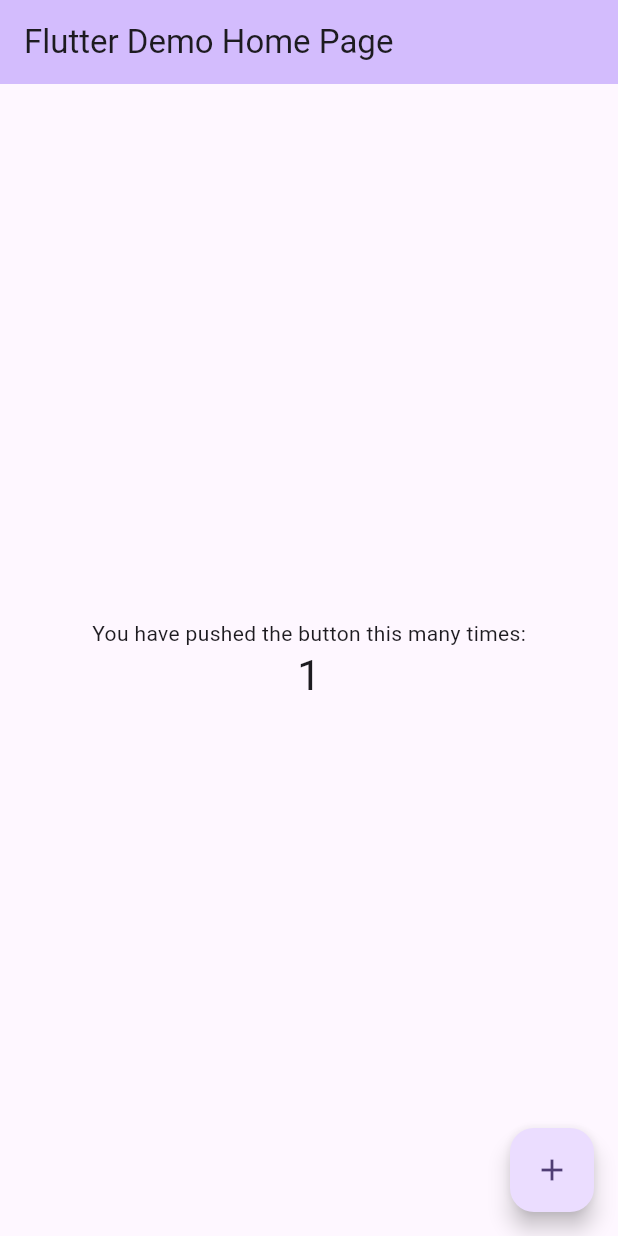
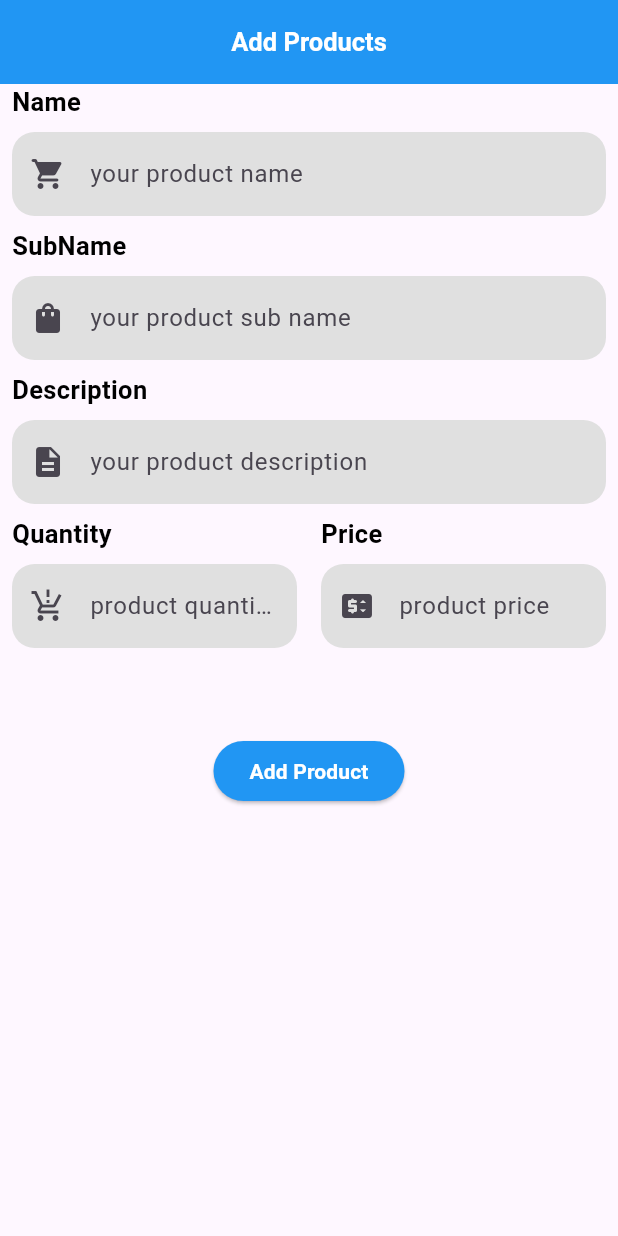
Before and after one commit to Marcsiva/isoftronics, a Flutter app: the screen it shows after launch, after a tap on the "add" icon, on a phone screen of 412 x 824 dp. Run offline on Flutter 3.47's test engine with Material 3 defaults, Android fonts, the phone set to English and light mode, and no system bars; our stand-ins replace cloud_firestore, firebase_core; accounts and stored records are empty.

Commit message:
task finish

```diff
--- /dev/null
+++ b/lib/controller/product_controller.dart
@@ -0,0 +1,38 @@
+import 'package:cloud_firestore/cloud_firestore.dart';
+import 'package:isoftronics_interview/model/product_model.dart';
+
+class ProductController {
+  final CollectionReference productCollection =
+      FirebaseFirestore.instance.collection("PRODUCT");
+
+  Future<void> createProductData(ProductModel model) async {
+    await productCollection.doc(model.id).set(model.toJson());
+  }
+
+  Future<List<ProductModel>> fetchProductData() async {
+    try {
+      QuerySnapshot<Object?> querySnapshot = await productCollection.get();
+      List<ProductModel> productList =
+          querySnapshot.docs.map((e) => ProductModel.fromJson(e)).toList();
+      return productList;
+    } catch (e) {
+      //ignore:avoid_print
+      print("Fetching Error: $e");
+      return [];
+    }
+  }
+
+  Future<void> updateProductData(ProductModel model) async {
+    try {
+      DocumentReference product = productCollection.doc(model.id);
+      await product.update(model.toJson());
+    } catch (e) {
+      //ignore:avoid_print
+      print("Error updating product data : $e");
+    }
+  }
+
+  Future<void> deleteProductData(String id) async {
+    await productCollection.doc(id).delete();
+  }
+}
--- a/lib/main.dart
+++ b/lib/main.dart
@@ -1,125 +1,24 @@
+import 'package:firebase_core/firebase_core.dart';
 import 'package:flutter/material.dart';
+import 'package:isoftronics_interview/firebase_options.dart';
+import 'package:isoftronics_interview/screens/product_list_screen.dart';
 
-void main() {
-  runApp(const MyApp());
+Future<void> main() async{
+WidgetsFlutterBinding.ensureInitialized();
+await  Firebase.initializeApp(
+  options: DefaultFirebaseOptions.currentPlatform
+);
+runApp(const MyApp());
 }
 
 class MyApp extends StatelessWidget {
   const MyApp({super.key});
 
-  // This widget is the root of your application.
   @override
   Widget build(BuildContext context) {
-    return MaterialApp(
-      title: 'Flutter Demo',
-      theme: ThemeData(
-        // This is the theme of your application.
-        //
-        // TRY THIS: Try running your application with "flutter run". You'll see
-        // the application has a purple toolbar. Then, without quitting the app,
-        // try changing the seedColor in the colorScheme below to Colors.green
-        // and then invoke "hot reload" (save your changes or press the "hot
-        // reload" button in a Flutter-supported IDE, or press "r" if you used
-        // the command line to start the app).
-        //
-        // Notice that the counter didn't reset back to zero; the application
-        // state is not lost during the reload. To reset the state, use hot
-        // restart instead.
-        //
-        // This works for code too, not just values: Most code changes can be
-        // tested with just a hot reload.
-        colorScheme: ColorScheme.fromSeed(seedColor: Colors.deepPurple),
-        useMaterial3: true,
-      ),
-      home: const MyHomePage(title: 'Flutter Demo Home Page'),
+    return const MaterialApp(
+      debugShowCheckedModeBanner: false,
+      home: ProductListScreen(),
     );
   }
 }
-
-class MyHomePage extends StatefulWidget {
-  const MyHomePage({super.key, required this.title});
-
-  // This widget is the home page of your application. It is stateful, meaning
-  // that it has a State object (defined below) that contains fields that affect
-  // how it looks.
-
-  // This class is the configuration for the state. It holds the values (in this
-  // case the title) provided by the parent (in this case the App widget) and
-  // used by the build method of the State. Fields in a Widget subclass are
-  // always marked "final".
-
-  final String title;
-
-  @override
-  State<MyHomePage> createState() => _MyHomePageState();
-}
-
-class _MyHomePageState extends State<MyHomePage> {
-  int _counter = 0;
-
-  void _incrementCounter() {
-    setState(() {
-      // This call to setState tells the Flutter framework that something has
-      // changed in this State, which causes it to rerun the build method below
-      // so that the display can reflect the updated values. If we changed
-      // _counter without calling setState(), then the build method would not be
-      // called again, and so nothing would appear to happen.
-      _counter++;
-    });
-  }
-
-  @override
-  Widget build(BuildContext context) {
-    // This method is rerun every time setState is called, for instance as done
-    // by the _incrementCounter method above.
-    //
-    // The Flutter framework has been optimized to make rerunning build methods
-    // fast, so that you can just rebuild anything that needs updating rather
-    // than having to individually change instances of widgets.
-    return Scaffold(
-      appBar: AppBar(
-        // TRY THIS: Try changing the color here to a specific color (to
-        // Colors.amber, perhaps?) and trigger a hot reload to see the AppBar
-        // change color while the other colors stay the same.
-        backgroundColor: Theme.of(context).colorScheme.inversePrimary,
-        // Here we take the value from the MyHomePage object that was created by
-        // the App.build method, and use it to set our appbar title.
-        title: Text(widget.title),
-      ),
-      body: Center(
-        // Center is a layout widget. It takes a single child and positions it
-        // in the middle of the parent.
-        child: Column(
-          // Column is also a layout widget. It takes a list of children and
-          // arranges them vertically. By default, it sizes itself to fit its
-          // children horizontally, and tries to be as tall as its parent.
-          //
-          // Column has various properties to control how it sizes itself and
-          // how it positions its children. Here we use mainAxisAlignment to
-          // center the children vertically; the main axis here is the vertical
-          // axis because Columns are vertical (the cross axis would be
-          // horizontal).
-          //
-          // TRY THIS: Invoke "debug painting" (choose the "Toggle Debug Paint"
-          // action in the IDE, or press "p" in the console), to see the
-          // wireframe for each widget.
-          mainAxisAlignment: MainAxisAlignment.center,
-          children: <Widget>[
-            const Text(
-              'You have pushed the button this many times:',
-            ),
-            Text(
-              '$_counter',
-              style: Theme.of(context).textTheme.headlineMedium,
-            ),
-          ],
-        ),
-      ),
-      floatingActionButton: FloatingActionButton(
-        onPressed: _incrementCounter,
-        tooltip: 'Increment',
-        child: const Icon(Icons.add),
-      ), // This trailing comma makes auto-formatting nicer for build methods.
-    );
-  }
-}
--- /dev/null
+++ b/lib/model/product_model.dart
@@ -0,0 +1,42 @@
+
+import 'package:cloud_firestore/cloud_firestore.dart';
+
+class ProductModel{
+  String? id;
+  String productName;
+  String productSubName;
+  String productDescription;
+  String productPrice;
+  String productQuantity;
+
+  ProductModel({
+    this.id,
+    required this.productName,
+    required this.productSubName,
+    required this.productDescription,
+    required this.productPrice,
+    required this.productQuantity,
+});
+
+  factory ProductModel.fromJson(QueryDocumentSnapshot doc){
+    Map<String,dynamic> data = doc.data() as Map<String,dynamic>;
+    return ProductModel(
+      id:doc.id,
+        productName: data["productName"],
+        productSubName: data["productSubName"],
+        productDescription: data["productDescription"],
+        productPrice: data["productPrice"],
+        productQuantity: data["productQuantity"]);
+  }
+
+  Map<String,dynamic> toJson(){
+    return{
+      'id':id,
+      'productName':productName,
+      'productSubName':productSubName,
+      'productDescription':productDescription,
+      'productPrice':productPrice,
+      'productQuantity':productQuantity
+    };
+  }
+}
--- /dev/null
+++ b/lib/screens/create_product_data_screen.dart
@@ -0,0 +1,164 @@
+import 'package:flutter/material.dart';
+import 'package:isoftronics_interview/controller/product_controller.dart';
+import 'package:isoftronics_interview/model/product_model.dart';
+
+class CreateProductDataScreen extends StatefulWidget {
+  final ProductModel? model;
+  const CreateProductDataScreen({super.key, this.model});
+
+  @override
+  State<CreateProductDataScreen> createState() =>
+      _CreateProductDataScreenState();
+}
+
+class _CreateProductDataScreenState extends State<CreateProductDataScreen> {
+  final ProductController _controller = ProductController();
+  final TextEditingController _productNameController = TextEditingController();
+  final TextEditingController _productSubNameController =
+      TextEditingController();
+  final TextEditingController _productDescriptionController =
+      TextEditingController();
+  final TextEditingController _productQuantityController =
+      TextEditingController();
+  final TextEditingController _productPriceController = TextEditingController();
+  final GlobalKey<FormState> _globalKey = GlobalKey<FormState>();
+  @override
+  void initState() {
+    if (widget.model?.productName != null) {
+      _productNameController.text = widget.model?.productName ?? "";
+      _productSubNameController.text = widget.model?.productSubName ?? "";
+      _productDescriptionController.text =
+          widget.model?.productDescription ?? "";
+      _productQuantityController.text = widget.model?.productQuantity ?? "";
+      _productPriceController.text = widget.model?.productPrice ?? "";
+    }
+    super.initState();
+  }
+
+  @override
+  Widget build(BuildContext context) {
+    return Scaffold(
+      appBar: AppBar(
+        automaticallyImplyLeading: false,
+        title: const Text(
+          "Add Products",
+          style: TextStyle(
+              fontWeight: FontWeight.bold, fontSize: 17, color: Colors.white),
+        ),
+        centerTitle: true,
+        backgroundColor: Colors.blue,
+      ),
+      body: Form(
+        key: _globalKey,
+        child: ListView(
+          children: [
+            customTextformfield("Name", Icons.shopping_cart_rounded,
+                "your product name", _productNameController),
+            customTextformfield("SubName", Icons.shopping_bag_rounded,
+                "your product sub name", _productSubNameController),
+            customTextformfield("Description", Icons.description,
+                "your product description", _productDescriptionController),
+            Row(
+              children: [
+                Expanded(
+                    flex: 2,
+                    child: customTextformfield(
+                        "Quantity",
+                        Icons.production_quantity_limits,
+                        "product quantity",
+                        _productQuantityController)),
+                Expanded(
+                    flex: 2,
+                    child: customTextformfield(
+                        "Price",
+                        Icons.price_change_rounded,
+                        "product price",
+                        _productPriceController)),
+              ],
+            ),
+            const SizedBox(
+              height: 50,
+            ),
+            UnconstrainedBox(
+              child: ElevatedButton(
+                  style: ElevatedButton.styleFrom(backgroundColor: Colors.blue),
+                  onPressed: (){
+                    if(_globalKey.currentState!.validate()){
+                      _addAndUpdateData();
+                    }
+                  },
+                  child: const Text(
+                    "Add Product",
+                    style: TextStyle(
+                        fontWeight: FontWeight.bold, color: Colors.white),
+                  )),
+            )
+          ],
+        ),
+      ),
+    );
+  }
+
+  Widget customTextformfield(String titel, IconData icon, String hintText,
+      TextEditingController controller) {
+    return Column(
+      crossAxisAlignment: CrossAxisAlignment.start,
+      children: [
+        Padding(
+          padding: const EdgeInsets.only(left: 8),
+          child: Text(
+            titel,
+            style: const TextStyle(
+              fontSize: 17,
+              fontWeight: FontWeight.bold,
+              color: Colors.black,
+            ),
+          ),
+        ),
+        Padding(
+          padding: const EdgeInsets.all(8.0),
+          child: TextFormField(
+            controller: controller,
+            decoration: InputDecoration(
+              hintText: hintText,
+              prefixIcon: Icon(icon),
+              filled: true,
+              fillColor: Colors.grey.shade300,
+              border: OutlineInputBorder(
+                  borderRadius: BorderRadius.circular(15),
+                  borderSide: const BorderSide(color: Colors.transparent)),
+              enabledBorder: OutlineInputBorder(
+                  borderRadius: BorderRadius.circular(15),
+                  borderSide: const BorderSide(color: Colors.transparent)),
+              focusedBorder: OutlineInputBorder(
+                  borderRadius: BorderRadius.circular(15),
+                  borderSide: const BorderSide(color: Colors.transparent)),
+            ),
+            validator: (value){
+              if(value == null|| value.isEmpty){
+                return "Please enter product $titel";
+              }
+              return null;
+            },
+          ),
+        )
+      ],
+    );
+  }
+
+  void _addAndUpdateData() {
+    ProductModel productModel = ProductModel(
+        productName: _productNameController.text,
+        productSubName: _productSubNameController.text,
+        productDescription: _productDescriptionController.text,
+        productPrice: _productPriceController.text,
+        productQuantity: _productQuantityController.text);
+    if (widget.model?.productName != null) {
+      productModel.id = widget.model?.id;
+      _controller.updateProductData(productModel);
+    } else {
+      _controller.createProductData(productModel);
+    }
+    Navigator.pop(context);
+  }
+}
--- /dev/null
+++ b/lib/screens/product_list_screen.dart
@@ -0,0 +1,120 @@
+import 'package:flutter/material.dart';
+import 'package:isoftronics_interview/controller/product_controller.dart';
+import 'package:isoftronics_interview/model/product_model.dart';
+import 'create_product_data_screen.dart';
+
+class ProductListScreen extends StatefulWidget {
+  const ProductListScreen({super.key});
+
+  @override
+  State<ProductListScreen> createState() => _ProductListScreenState();
+}
+
+class _ProductListScreenState extends State<ProductListScreen> {
+  final ProductController _controller = ProductController();
+
+  Future<void> _refresh() async {
+    await Future.delayed(
+      const Duration(seconds: 2),
+    );
+    setState(() {
+      _controller.fetchProductData();
+    });
+  }
+
+  @override
+  Widget build(BuildContext context) {
+    return Scaffold(
+      appBar: AppBar(
+        title: const Text(
+          "Product List",
+          style: TextStyle(
+              fontSize: 17, fontWeight: FontWeight.bold, color: Colors.white),
+        ),
+        centerTitle: true,
+        backgroundColor: Colors.blue,
+      ),
+      body: FutureBuilder(
+          future: _controller.fetchProductData(),
+          builder: (context, snapshot) {
+            if (snapshot.connectionState == ConnectionState.waiting) {
+              return const Center(child: CircularProgressIndicator());
+            } else if (!snapshot.hasData || snapshot.data == null) {
+              return const Center(child: Text('No questions found'));
+            } else {
+              List<ProductModel> product = snapshot.data!;
+              return RefreshIndicator(
+                onRefresh: _refresh,
+                child: ListView.builder(
+                    itemCount: product.length,
+                    itemBuilder: (context, index) {
+                      ProductModel products = product[index];
+                      return Padding(
+                          padding: const EdgeInsets.only(
+                              right: 10, left: 10, bottom: 5, top: 5),
+                          child: Card(
+                            surfaceTintColor: Colors.white,
+                            elevation: 2,
+                            child: ListTile(
+                              title: Text(
+                                products.productName,
+                                style: const TextStyle(
+                                    fontWeight: FontWeight.bold),
+                              ),
+                              subtitle: Text(products.productSubName),
+                              trailing: PopupMenuButton(onSelected: (value) {
+                                setState(() {
+                                  if (value == "edit") {
+                                    Navigator.push(
+                                        context,
+                                        MaterialPageRoute(
+                                            builder: (context) =>
+                                                CreateProductDataScreen(
+                                                  model: products,
+                                                ))).then((value) => _refresh());
+                                  } else if (value == "delete") {
+                                    _controller
+                                        .deleteProductData(products.id ?? "");
+                                  }
+                                });
+                              }, itemBuilder: (context) {
+                                return [
+                                  const PopupMenuItem(
+                                      value: "edit",
+                                      child: Row(
+                                        children: [
+                                          Icon(Icons.edit),
+                                          Text("Edit"),
+                                        ],
+                                      )),
+                                  const PopupMenuItem(
+                                      value: "delete",
+                                      child: Row(children: [
+                                        Icon(Icons.delete),
+                                        Text("Delete")
+                                      ]))
+                                ];
+                              }),
+                            ),
+                          ));
+                    }),
+              );
+            }
+          }),
+      floatingActionButton: FloatingActionButton(
+        onPressed: () {
+          Navigator.push(
+                  context,
+                  MaterialPageRoute(
+                      builder: (context) => const CreateProductDataScreen()))
+              .then((value) => _refresh());
+        },
+        backgroundColor: Colors.blue,
+        child: const Icon(
+          Icons.add,
+          color: Colors.white,
+        ),
+      ),
+    );
+  }
+}
--- a/pubspec.yaml
+++ b/pubspec.yaml
@@ -35,6 +35,9 @@ dependencies:
   # The following adds the Cupertino Icons font to your application.
   # Use with the CupertinoIcons class for iOS style icons.
   cupertino_icons: ^1.0.6
+  firebase_database: ^10.4.10
+  cloud_firestore: ^4.15.9
+  firebase_core: ^2.27.1
 
 dev_dependencies:
   flutter_test:
```
Also changed, not shown: lib/firebase_options.dart (added), pubspec.lock, 8 other files.
